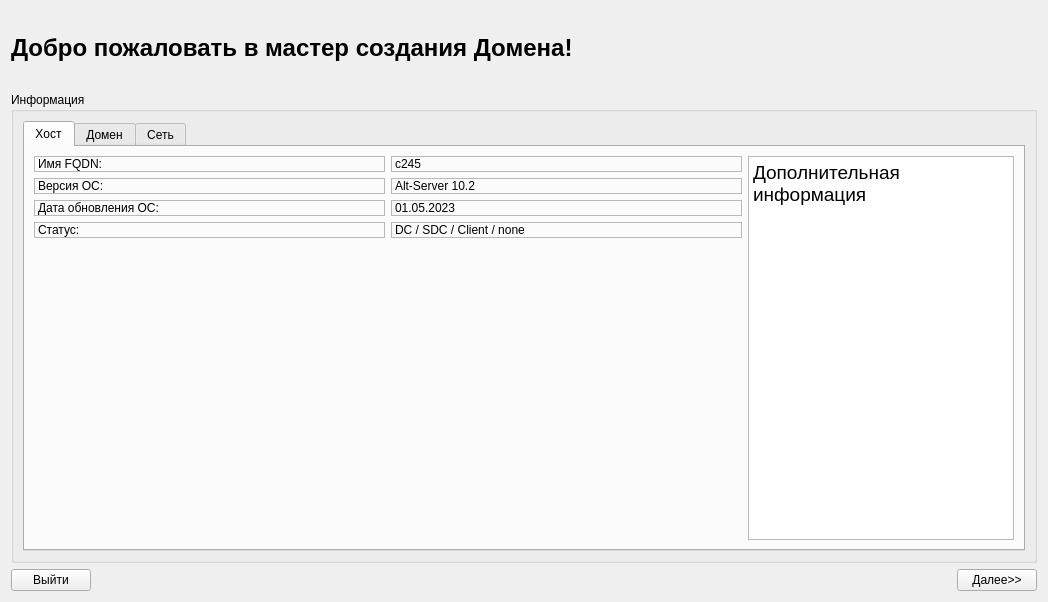
First picture: the form in step_0.ui, repository AntProBasealt/domain-manager, before the edit.
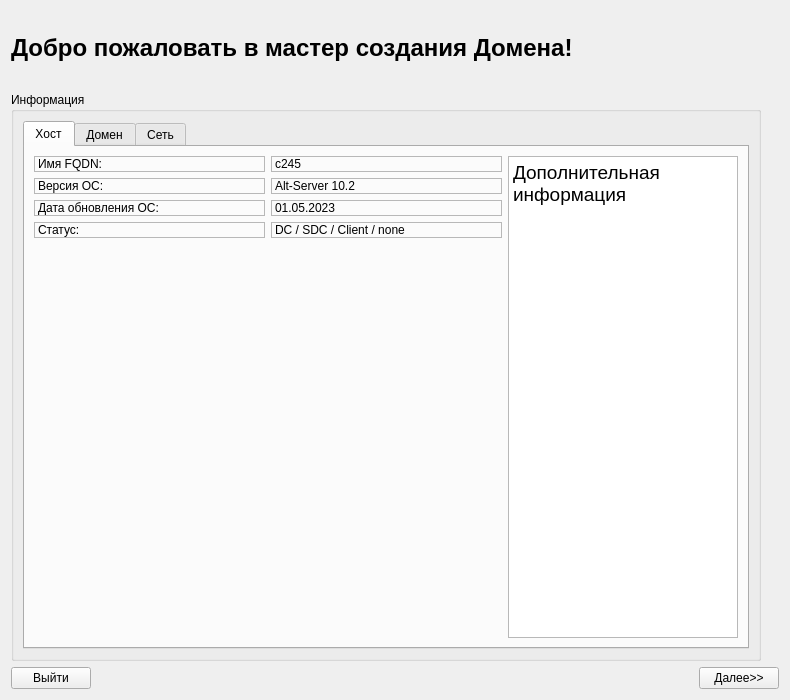
Second picture: the form after the edit. Icons and pictures are not drawn.

Commit message: feat: add final widget

```diff
--- a/step_0.ui
+++ b/step_0.ui
@@ -6,8 +6,8 @@
    <rect>
     <x>0</x>
     <y>0</y>
-    <width>1044</width>
-    <height>602</height>
+    <width>790</width>
+    <height>700</height>
    </rect>
   </property>
   <property name="font">
@@ -80,11 +80,17 @@
    <item row="1" column="0" colspan="3">
     <widget class="QGroupBox" name="groupBox">
      <property name="sizePolicy">
-      <sizepolicy hsizetype="Expanding" vsizetype="Expanding">
+      <sizepolicy hsizetype="Maximum" vsizetype="Expanding">
        <horstretch>0</horstretch>
        <verstretch>0</verstretch>
       </sizepolicy>
      </property>
+     <property name="maximumSize">
+      <size>
+       <width>750</width>
+       <height>16777215</height>
+      </size>
+     </property>
      <property name="font">
       <font>
        <weight>50</weight>
@@ -962,21 +968,14 @@
      </layout>
     </widget>
    </item>
-   <item row="2" column="0" rowspan="2">
+   <item row="2" column="0">
     <widget class="QPushButton" name="exitPushButton">
      <property name="text">
       <string>Выйти</string>
      </property>
     </widget>
    </item>
-   <item row="2" column="2" rowspan="2">
-    <widget class="QPushButton" name="nextPushButton">
-     <property name="text">
-      <string>Далее&gt;&gt;</string>
-     </property>
-    </widget>
-   </item>
-   <item row="3" column="1">
+   <item row="2" column="1">
     <spacer name="horizontalSpacer">
      <property name="orientation">
       <enum>Qt::Horizontal</enum>
@@ -989,6 +988,13 @@
      </property>
     </spacer>
    </item>
+   <item row="2" column="2">
+    <widget class="QPushButton" name="nextPushButton">
+     <property name="text">
+      <string>Далее&gt;&gt;</string>
+     </property>
+    </widget>
+   </item>
   </layout>
  </widget>
  <tabstops>
```
The commit also changes 4 other files.
